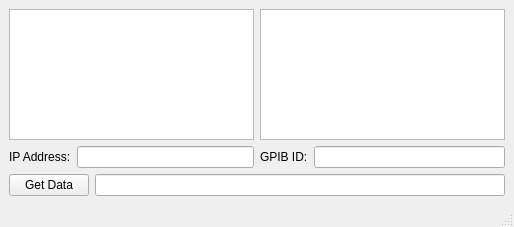
Above: GUIfiles/DeviceControlInterface.ui from doctoboggan/DeathRay before the change. Below: the same form after it.
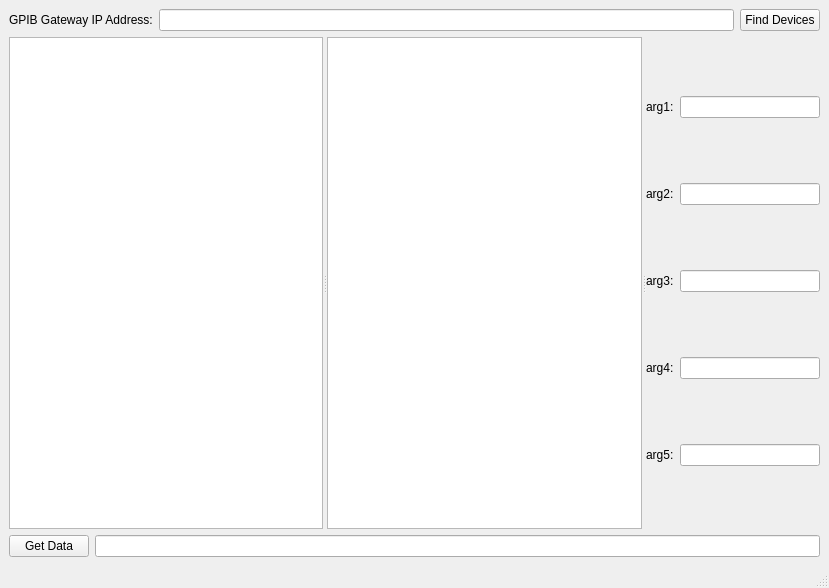
That is the form after the change.

Commit message: device control updates

```diff
--- a/GUIfiles/DeviceControlInterface.ui
+++ b/GUIfiles/DeviceControlInterface.ui
@@ -6,38 +6,62 @@
    <rect>
     <x>0</x>
     <y>0</y>
-    <width>514</width>
-    <height>227</height>
+    <width>829</width>
+    <height>588</height>
    </rect>
   </property>
   <property name="windowTitle">
    <string>MainWindow</string>
   </property>
   <widget class="QWidget" name="centralwidget">
-   <layout class="QVBoxLayout" name="verticalLayout">
+   <layout class="QHBoxLayout" name="horizontalLayout_9">
     <item>
-     <layout class="QHBoxLayout" name="horizontalLayout">
-      <item>
-       <widget class="QListWidget" name="listWidgetDevices"/>
-      </item>
-      <item>
-       <widget class="QListWidget" name="listWidgetCommands"/>
-      </item>
-     </layout>
-    </item>
-    <item>
-     <layout class="QHBoxLayout" name="horizontalLayout_5">
+     <layout class="QVBoxLayout" name="verticalLayout_2">
       <item>
        <layout class="QHBoxLayout" name="horizontalLayout_3">
         <item>
          <widget class="QLabel" name="label">
           <property name="text">
-           <string>IP Address:</string>
+           <string>GPIB Gateway IP Address:</string>
           </property>
          </widget>
         </item>
         <item>
-         <widget class="QLineEdit" name="lineEditIP"/>
+         <widget class="QLineEdit" name="lineEditIP">
+          <property name="text">
+           <string/>
+          </property>
+         </widget>
+        </item>
+        <item>
+         <widget class="QPushButton" name="pushButtonFindDevices">
+          <property name="text">
+           <string>Find Devices</string>
+          </property>
+         </widget>
+        </item>
+       </layout>
+      </item>
+      <item>
+       <widget class="QSplitter" name="splitter">
+        <property name="orientation">
+         <enum>Qt::Horizontal</enum>
+        </property>
+        <widget class="QListWidget" name="listWidgetDevices"/>
+        <widget class="QListWidget" name="listWidgetCommands"/>
+        <widget class="QWidget" name="layoutWidget">
+         <layout class="QVBoxLayout" name="verticalLayout">
+          <item>
+           <layout class="QHBoxLayout" name="horizontalLayout">
+            <item>
+             <widget class="QLabel" name="labelArg1">
+              <property name="text">
+               <string>arg1:</string>
+              </property>
+             </widget>
+            </item>
+            <item>
+             <widget class="QLineEdit" name="lineEditArg1"/>
         </item>
        </layout>
       </item>
@@ -46,7 +70,7 @@
         <item>
          <widget class="QLabel" name="label_2">
           <property name="text">
-           <string>GPIB ID:</string>
+               <string>arg2:</string>
           </property>
          </widget>
         </item>
@@ -55,7 +79,51 @@
         </item>
        </layout>
       </item>
-     </layout>
+          <item>
+           <layout class="QHBoxLayout" name="horizontalLayout_5">
+            <item>
+             <widget class="QLabel" name="labelArg3">
+              <property name="text">
+               <string>arg3:</string>
+              </property>
+             </widget>
+            </item>
+            <item>
+             <widget class="QLineEdit" name="lineEditArg3"/>
+            </item>
+           </layout>
+          </item>
+          <item>
+           <layout class="QHBoxLayout" name="horizontalLayout_6">
+            <item>
+             <widget class="QLabel" name="labelArg4">
+              <property name="text">
+               <string>arg4:</string>
+              </property>
+             </widget>
+            </item>
+            <item>
+             <widget class="QLineEdit" name="lineEditArg4"/>
+            </item>
+           </layout>
+          </item>
+          <item>
+           <layout class="QHBoxLayout" name="horizontalLayout_7">
+            <item>
+             <widget class="QLabel" name="labelArg5">
+              <property name="text">
+               <string>arg5:</string>
+              </property>
+             </widget>
+            </item>
+            <item>
+             <widget class="QLineEdit" name="lineEditArg5"/>
+            </item>
+           </layout>
+          </item>
+         </layout>
+        </widget>
+       </widget>
     </item>
     <item>
      <layout class="QHBoxLayout" name="horizontalLayout_2">
@@ -72,6 +140,8 @@
      </layout>
     </item>
    </layout>
+    </item>
+   </layout>
   </widget>
   <widget class="QMenuBar" name="menubar">
    <property name="geometry">
```
Left out of the diff: 6 changed lines with no effect on the pictures. Lines whose indentation alone changed are shown as unchanged. The commit also changes 2 other files.
